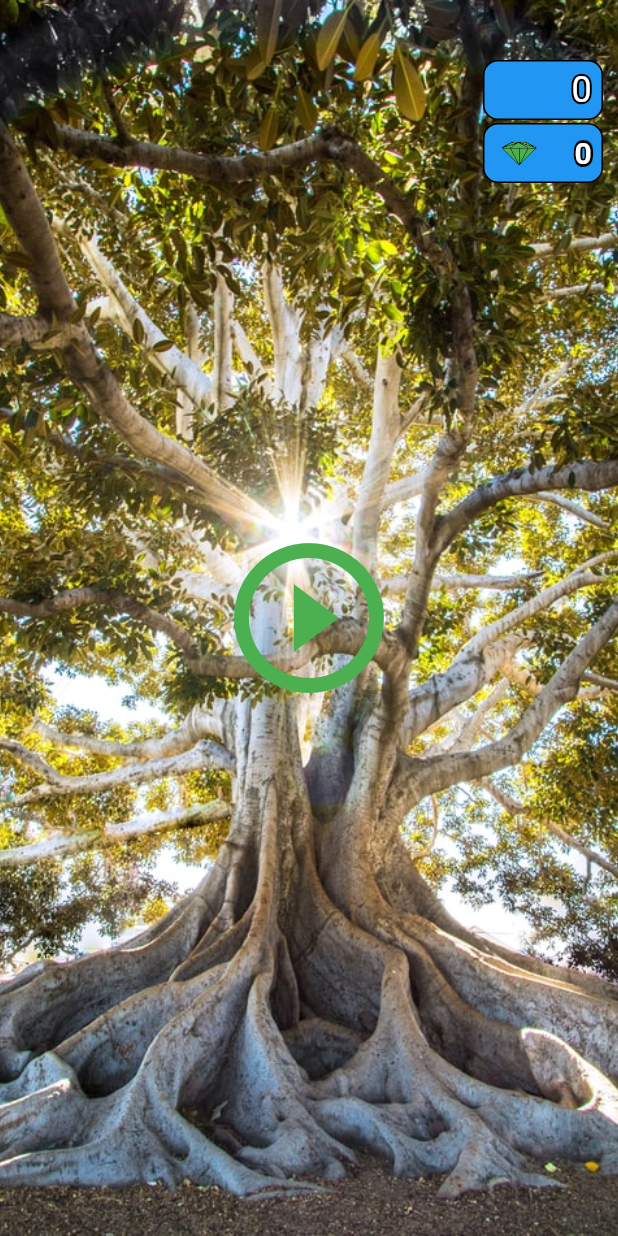
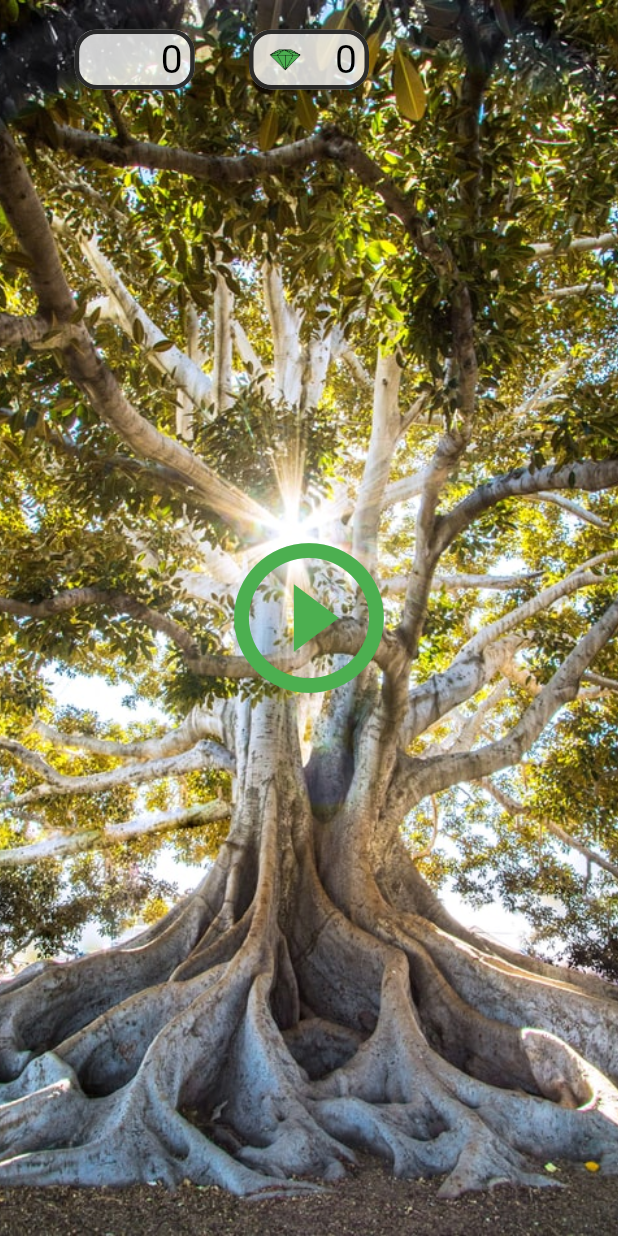
Before and after one commit to walrm/Labrynth, a Flutter app: the screen it shows after launch, after a tap on "Play", on a phone screen of 412 x 824 dp. Run offline on Flutter 3.47's test engine with Material 2 defaults, Android fonts, the phone set to English and light mode, and no system bars; our stand-ins replace google_fonts, shared_preferences, string_validator; missing offline and left inert: simple_gesture_detector.

Commit message:
changed home page and world page ui

```diff
--- a/lib/main.dart
+++ b/lib/main.dart
@@ -1,6 +1,3 @@
-import 'package:Labrynth_test/screens/Game/gameContainer.dart';
-import 'package:Labrynth_test/screens/Home/Homepage.dart';
-import 'package:Labrynth_test/screens/Map/worldmap.dart';
 import 'package:flutter/material.dart';
 import 'package:Labrynth_test/screens/Home/Home.dart';
 
--- a/lib/screens/Home/Home.dart
+++ b/lib/screens/Home/Home.dart
@@ -1,5 +1,4 @@
 import 'package:flutter/material.dart';
-import 'package:flutter/services.dart';
 import '../../widgets/saveState.dart';
 import 'package:flutter/rendering.dart';
 import 'package:Labrynth_test/screens/Home/Homepage.dart';
@@ -103,6 +102,7 @@ class HomeScreen extends State<Home> {
         }
         break;
     }
+    return null;
   }
 
   @override
@@ -138,7 +138,7 @@ class HomeScreen extends State<Home> {
                           ignoring: isSettings,
                           child: Align(
                             //Play Button
-                            alignment: Alignment(0, -.3),
+                            alignment: Alignment(0, .42),
                             child: InkWell(
                               onTap: () {
                                 Navigator.push(
@@ -147,8 +147,8 @@ class HomeScreen extends State<Home> {
                                         builder: (context) => Homepage()));
                               },
                               child: Container(
-                                height: 80,
-                                width: 200,
+                                height: 60,
+                                width: 150,
                                 decoration: BoxDecoration(
                                   gradient: LinearGradient(
                                     colors: [
@@ -162,13 +162,14 @@ class HomeScreen extends State<Home> {
                                   ),
                                   border:
                                       Border.all(width: 6, color: Colors.black),
+                                      borderRadius: BorderRadius.circular(20),
                                 ),
                                 child: Align(
                                   alignment: Alignment.center,
                                   child: Text(
                                     'Play',
                                     style: GoogleFonts.roboto(
-                                      fontSize: 40,
+                                      fontSize: 32,
                                     ),
                                   ),
                                 ),
@@ -180,7 +181,7 @@ class HomeScreen extends State<Home> {
                           //Settings Button
                           ignoring: isSettings,
                           child: Align(
-                            alignment: Alignment(0, .1),
+                            alignment: Alignment(-0.7, .7),
                             child: InkWell(
                               onTap: () {
                                 setState(() {
@@ -191,8 +192,8 @@ class HomeScreen extends State<Home> {
                                 });
                               },
                               child: Container(
-                                height: 80,
-                                width: 200,
+                                height: 60,
+                                width: 150,
                                 decoration: BoxDecoration(
                                   gradient: LinearGradient(
                                     colors: [
@@ -206,13 +207,14 @@ class HomeScreen extends State<Home> {
                                   ),
                                   border:
                                       Border.all(width: 6, color: Colors.black),
+                                      borderRadius: BorderRadius.circular(20),
                                 ),
                                 child: Align(
                                   alignment: Alignment.center,
                                   child: Text(
                                     'Settings',
                                     style: GoogleFonts.roboto(
-                                      fontSize: 40,
+                                      fontSize: 32,
                                     ),
                                   ),
                                 ),
@@ -224,15 +226,15 @@ class HomeScreen extends State<Home> {
                           ignoring: isSettings,
                           child: Align(
                             //Shop Button
-                            alignment: Alignment(0, .5),
+                            alignment: Alignment(0.7, .7),
                             child: InkWell(
                               onTap: () {
                                 if (!isSettings) {
                                 } else {}
                               },
                               child: Container(
-                                height: 80,
-                                width: 200,
+                                height: 60,
+                                width: 150,
                                 decoration: BoxDecoration(
                                   gradient: LinearGradient(
                                     colors: [
@@ -246,13 +248,14 @@ class HomeScreen extends State<Home> {
                                   ),
                                   border:
                                       Border.all(width: 6, color: Colors.black),
+                                      borderRadius: BorderRadius.circular(20),
                                 ),
                                 child: Align(
                                   alignment: Alignment.center,
                                   child: Text(
                                     'Shop',
                                     style: GoogleFonts.roboto(
-                                      fontSize: 40,
+                                      fontSize: 32,
                                     ),
                                   ),
                                 ),
@@ -325,7 +328,7 @@ class HomeScreen extends State<Home> {
                                       Spacer(),
                                       Row(
                                         mainAxisAlignment:
-                                            MainAxisAlignment.spaceEvenly,
+                                            MainAxisAlignment.center,
                                         children: <Widget>[
                                           InkWell(
                                             onTap: () {
@@ -356,7 +359,7 @@ class HomeScreen extends State<Home> {
                                             ),
                                           ),
                                           SizedBox(
-                                            width: 15,
+                                            width: 22,
                                           ),
                                           InkWell(
                                             onTap: () {
--- a/lib/screens/Home/Homepage.dart
+++ b/lib/screens/Home/Homepage.dart
@@ -96,61 +96,57 @@ class Homestate extends State<Homepage> {
                   },
                   itemCount: Homepage.totalWorlds, // Can be null
                 ),
-                Positioned(
+                Align(
                   //Box to hold coins
-                  top: 40,
-                  right: 10,
+                  alignment: Alignment(-.7,-.95),
                   child: Container(
                     width: 80,
                     height: 40,
                     decoration: BoxDecoration(
-                      border: Border.all(color: Colors.black),
-                      color: Colors.blue,
-                      borderRadius: BorderRadius.all(Radius.circular(10)),
+                      border: Border.all(
+                        width: 3,
+                        color: Colors.black.withOpacity(.8),
+                      ),
+                      color: Colors.white.withOpacity(.8),
+                      borderRadius: BorderRadius.all(Radius.circular(15)),
                     ),
                     child: Padding(
                       padding: EdgeInsets.fromLTRB(6, 2, 6, 2),
-                      child: Align(
+                      child: Stack(
+                        children: <Widget>[
+                          Align(
                             alignment: Alignment.centerRight,
                             child: Stack(
                               children: <Widget>[
                                 Text(
                                   '${snapshot.data.coins}',
                                   style: TextStyle(
-                                letterSpacing: 1,
-                                fontSize: 24,
-                                foreground: Paint()
-                                  ..style = PaintingStyle.stroke
-                                  ..strokeWidth = 3
-                                  ..color = Colors.black,
-                              ),
-                            ),
-                            Text(
-                              '${snapshot.data.coins}',
-                              style: TextStyle(
-                                letterSpacing: 1,
-                                //fontWeight: FontWeight.bold,
-                                fontSize: 24,
-                                color: Colors.white,
+                                    letterSpacing: -2,
+                                    fontSize: 26,
+                                    color: Colors.black,
                                   ),
                                 ),
                               ],
                             ),
                           ),
+                        ]
                       ),
                     ),
                   ),
-                Positioned(
+                ),
+                Align(
                   // Box to hold gems
-                  top: 82,
-                  right: 10,
+                  alignment: Alignment(0,-.95),
                   child: Container(
                     width: 80,
                     height: 40,
                     decoration: BoxDecoration(
-                      border: Border.all(color: Colors.black),
-                      color: Colors.blue,
-                      borderRadius: BorderRadius.all(Radius.circular(10)),
+                      border: Border.all(
+                        color: Colors.black.withOpacity(.8),
+                        width: 3,
+                      ),
+                      color: Colors.white.withOpacity(.8),
+                      borderRadius: BorderRadius.all(Radius.circular(15)),
                     ),
                     child: Padding(
                       padding: EdgeInsets.fromLTRB(6, 2, 6, 2),
@@ -161,24 +157,9 @@ class Homestate extends State<Homepage> {
                             child: Text(
                               '${snapshot.data.gems}',
                               style: TextStyle(
-                                fontSize: 20,
-                                letterSpacing: 1,
-                                foreground: Paint()
-                                  ..style = PaintingStyle.stroke
-                                  ..strokeWidth = 4
-                                  ..color = Colors.black,
-                              ),
-                            ),
-                          ),
-                          Align(
-                            alignment: Alignment.centerRight,
-                            child: Text(
-                              '${snapshot.data.gems}',
-                              style: TextStyle(
-                                fontWeight: FontWeight.bold,
-                                letterSpacing: 1,
-                                fontSize: 20,
-                                color: Colors.white,
+                                letterSpacing: -2,
+                                fontSize: 26,
+                                color: Colors.black,
                               ),
                             ),
                           ),
--- a/lib/screens/Home/Settings.dart
+++ /dev/null
@@ -1,39 +0,0 @@
-import 'package:flutter/material.dart';
-import 'package:Labrynth_test/widgets/saveState.dart';
-import 'package:flutter/rendering.dart';
-import 'package:Labrynth_test/screens/Home/Homepage.dart';
-import 'package:google_fonts/google_fonts.dart';
-
-class Settings extends StatefulWidget{
-  @override
-  SettingsState createState() =>SettingsState();
-}
-
-
-
-class SettingsState extends State<Settings>{
-
-
-  @override
-  Widget build(BuildContext context){
-    double screenWidth = MediaQuery.of(context).size.width;
-    double screenHeight = MediaQuery.of(context).size.height;
-    return Container(
-      width:screenWidth,
-      height: screenHeight,
-      child: Stack(
-        children: <Widget>[
-
-
-
-
-
-        ],
-
-
-
-
-      ),
-    );
-  }
-}
```
Lines whose indentation alone changed are shown as unchanged.
